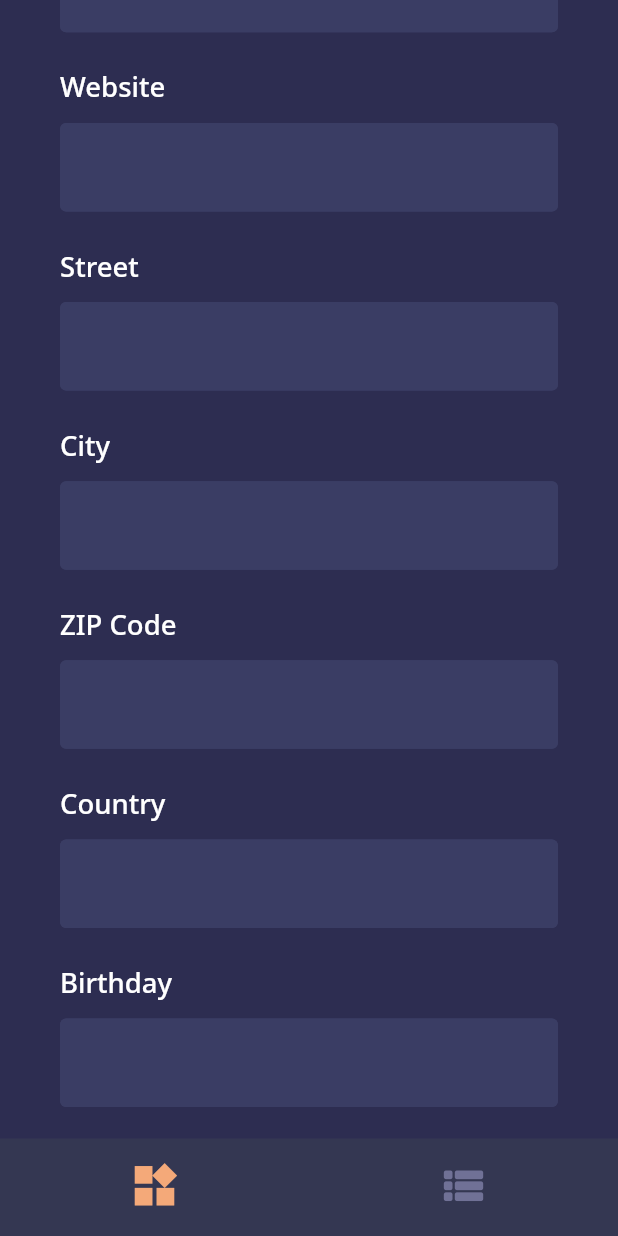
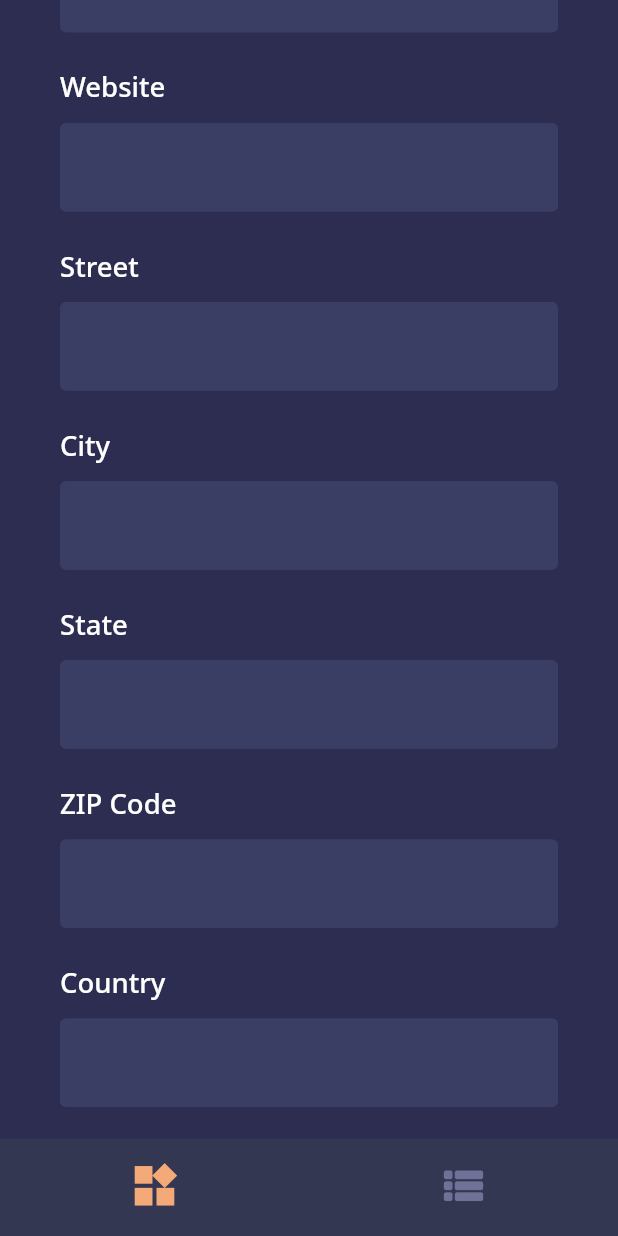
Before and after one commit to janrydzewski/QR-Code, a Flutter app: the VCardScreen screen opened by its route, scrolled down 576 dp, on a phone screen of 412 x 824 dp. Run offline on Flutter 3.47's test engine with Material 2 defaults, Android fonts, the phone set to English and light mode, and no system bars; our stand-ins replace bloc, equatable, flutter_bloc, flutter_screenutil, go_router, google_fonts.

Commit message:
create qr code

```diff
--- a/lib/bloc/blocs/blocs.dart
+++ b/lib/bloc/blocs/blocs.dart
@@ -1 +1,2 @@
 export 'application/application_bloc.dart';
+export 'create_qr/create_qr_bloc.dart';
--- a/lib/bloc/blocs/create_qr/create_qr_event.dart
+++ b/lib/bloc/blocs/create_qr/create_qr_event.dart
@@ -30,13 +30,13 @@ class GenerateFacebookEvent extends CreateQrEvent {
 
 
 class GenerateSmsEvent extends CreateQrEvent {
-  final String number;
+  final String phoneNumber;
   final String message;
 
-  const GenerateSmsEvent(this.number, this.message);
+  const GenerateSmsEvent(this.phoneNumber, this.message);
 
   @override
-  List<Object> get props => [number, message];
+  List<Object> get props => [phoneNumber, message];
 }
 
 
@@ -57,6 +57,7 @@ class GenerateVCardEvent extends CreateQrEvent {
   final String url;
   final String street;
   final String city;
+  final String state;
   final String zipCode;
   final String country;
   final String birthDay;
@@ -69,6 +70,7 @@ class GenerateVCardEvent extends CreateQrEvent {
       this.url,
       this.street,
       this.city,
+      this.state,
       this.zipCode,
       this.country,
       this.birthDay,
@@ -82,10 +84,10 @@ class GenerateVCardEvent extends CreateQrEvent {
 class GenerateWifiEvent extends CreateQrEvent {
   final String networkName;
   final String password;
-  final String company;
+  final String security;
 
-  const GenerateWifiEvent(this.networkName, this.password, this.company);
+  const GenerateWifiEvent(this.networkName, this.password, this.security);
 
   @override
-  List<Object> get props => [networkName, password, company];
+  List<Object> get props => [networkName, password, security];
 }
--- a/lib/models/qr_codes/vcard.dart
+++ b/lib/models/qr_codes/vcard.dart
@@ -5,6 +5,7 @@ class VCardModel {
   final String url;
   final String street;
   final String city;
+  final String state;
   final String zipCode;
   final String country;
   final String birthDay;
@@ -17,6 +18,7 @@ class VCardModel {
       this.url,
       this.street,
       this.city,
+      this.state,
       this.zipCode,
       this.country,
       this.birthDay,
--- a/lib/models/qr_codes/wifi.dart
+++ b/lib/models/qr_codes/wifi.dart
@@ -1,8 +1,8 @@
 class WifiModel {
   final String networkName;
   final String password;
-  final String company;
+  final String security;
 
-  const WifiModel(this.networkName, this.password, this.company);
+  const WifiModel(this.networkName, this.password, this.security);
 
 }
--- a/lib/ui/views/create_qr/vcard/vcard_screen.dart
+++ b/lib/ui/views/create_qr/vcard/vcard_screen.dart
@@ -1,7 +1,9 @@
 import 'package:flutter/material.dart';
+import 'package:flutter_bloc/flutter_bloc.dart';
 import 'package:flutter_screenutil/flutter_screenutil.dart';
+import 'package:qr_code/bloc/bloc.dart';
 import 'package:qr_code/resources/resources.dart';
-import 'package:qr_code/ui/widgets/create_qr/create_qr.dart';
+import 'package:qr_code/ui/ui.dart';
 
 class VCardScreen extends StatefulWidget {
   const VCardScreen({super.key});
@@ -11,6 +13,20 @@ class VCardScreen extends StatefulWidget {
 }
 
 class _VCardScreenState extends State<VCardScreen> {
+  final TextEditingController _firstNameController = TextEditingController();
+  final TextEditingController _lastNameController = TextEditingController();
+  final TextEditingController _phoneNumberController = TextEditingController();
+  final TextEditingController _nickNameController = TextEditingController();
+  final TextEditingController _emailController = TextEditingController();
+  final TextEditingController _websiteController = TextEditingController();
+  final TextEditingController _streetController = TextEditingController();
+  final TextEditingController _cityController = TextEditingController();
+  final TextEditingController _stateController = TextEditingController();
+  final TextEditingController _zipCodeController = TextEditingController();
+  final TextEditingController _countryController = TextEditingController();
+  final TextEditingController _birthdayController = TextEditingController();
+  final TextEditingController _noteController = TextEditingController();
+
   @override
   Widget build(BuildContext context) {
     return SizedBox(
@@ -22,21 +38,41 @@ class _VCardScreenState extends State<VCardScreen> {
           child: SingleChildScrollView(
             child: Column(
               children: [
-                SizedBox(height: 20.h,),
-                reusableTextFormField("First Name"),
-                reusableTextFormField("Last Name"),
-                reusableTextFormField("Phone Number"),
-                reusableTextFormField("Nickname"),
-                reusableTextFormField("Email"),
-                reusableTextFormField("Website"),
-                reusableTextFormField("Street"),
-                reusableTextFormField("City"),
-                reusableTextFormField("ZIP Code"),
-                reusableTextFormField("Country"),
-                reusableTextFormField("Birthday"),
-                reusableTextFormField("Note"),
-                reusableElevatedButton(),
-                SizedBox(height: 80.h,),
+                SizedBox(
+                  height: 20.h,
+                ),
+                reusableTextFormField("First Name", _firstNameController),
+                reusableTextFormField("Last Name", _lastNameController),
+                reusableTextFormField("Phone Number", _phoneNumberController),
+                reusableTextFormField("Nickname", _nickNameController),
+                reusableTextFormField("Email", _emailController),
+                reusableTextFormField("Website", _websiteController),
+                reusableTextFormField("Street", _streetController),
+                reusableTextFormField("City", _cityController),
+                reusableTextFormField("State", _stateController),
+                reusableTextFormField("ZIP Code", _zipCodeController),
+                reusableTextFormField("Country", _countryController),
+                reusableTextFormField("Birthday", _birthdayController),
+                reusableTextFormField("Note", _noteController),
+                reusableElevatedButton(() {
+                  context.read<CreateQrBloc>().add(
+                        GenerateVCardEvent(
+                            _firstNameController.text,
+                            _lastNameController.text,
+                            _nickNameController.text,
+                            _websiteController.text,
+                            _streetController.text,
+                            _cityController.text,
+                            _stateController.text,
+                            _zipCodeController.text,
+                            _countryController.text,
+                            _birthdayController.text,
+                            _noteController.text),
+                      );
+                }),
+                SizedBox(
+                  height: 80.h,
+                ),
               ],
             ),
           ),
--- a/lib/ui/widgets/create_qr/create_qr_widgets.dart
+++ b/lib/ui/widgets/create_qr/create_qr_widgets.dart
@@ -3,7 +3,7 @@ import 'package:flutter_screenutil/flutter_screenutil.dart';
 import 'package:qr_code/resources/resources.dart';
 import 'package:qr_code/ui/widgets/common_widgets.dart';
 
-reusableTextFormField(String text) {
+reusableTextFormField(String text, TextEditingController textEditingController) {
   return Container(
     width: 375.w,
     height: 100.h,
@@ -16,6 +16,7 @@ reusableTextFormField(String text) {
           height: 10.h,
         ),
         TextFormField(
+          controller: textEditingController,
           decoration: const InputDecoration(
             fillColor: ColorProvider.mainElement,
             filled: true,
@@ -35,7 +36,7 @@ reusableTextFormField(String text) {
   );
 }
 
-reusableElevatedButton() {
+reusableElevatedButton(Function() func) {
   return Container(
     width: 375.w,
     height: 40.h,
@@ -44,7 +45,7 @@ reusableElevatedButton() {
       style: ElevatedButton.styleFrom(
         backgroundColor: ColorProvider.mainNavBarElementSelected,
       ),
-      onPressed: () {},
+      onPressed: func,
       child: reusableText("Create QR", fontColor: Colors.white),
     ),
   );
```
Also changed, not shown: lib/bloc/blocs/create_qr/create_qr_bloc.dart (+57 -12 lines), lib/main.dart (+14 -2 lines), lib/repositories/create_qr_repository.dart (+22 -0 lines), lib/ui/views/create_qr/email/email_screen.dart (+16 -5 lines), lib/ui/views/create_qr/facebook/facebook_screen.dart (+11 -3 lines), lib/ui/views/create_qr/sms/sms_screen.dart (+11 -4 lines), lib/ui/views/create_qr/url/url_screen.dart (+17 -6 lines), lib/ui/views/create_qr/wifi/wifi_screen.dart (+16 -5 lines).
